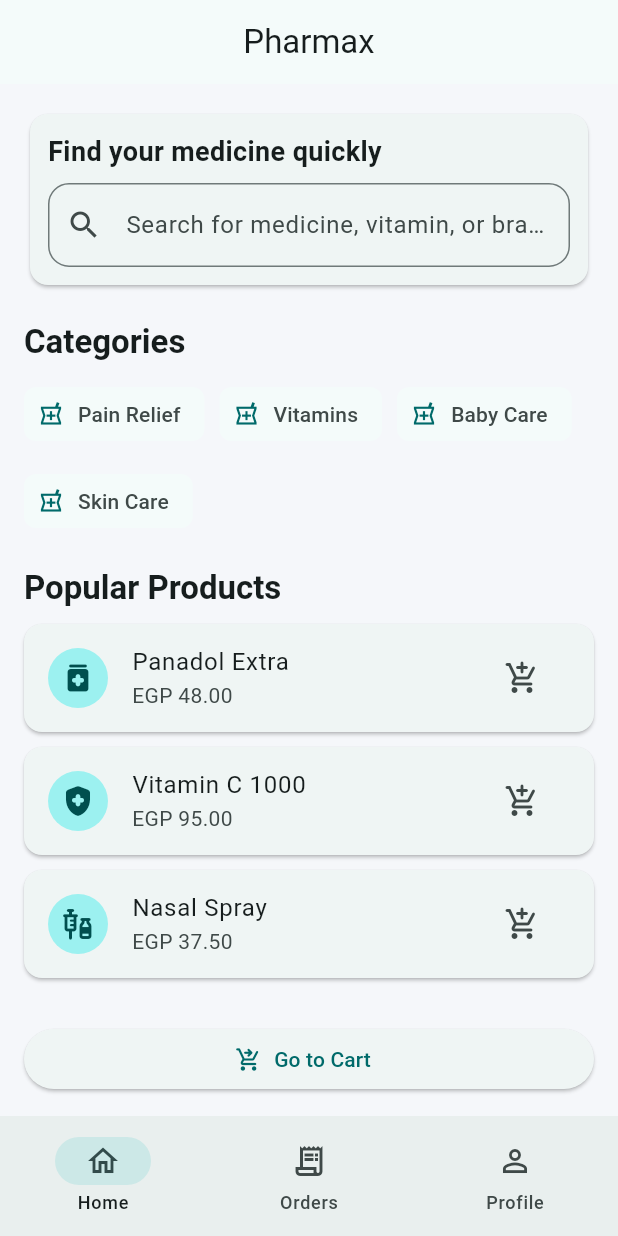
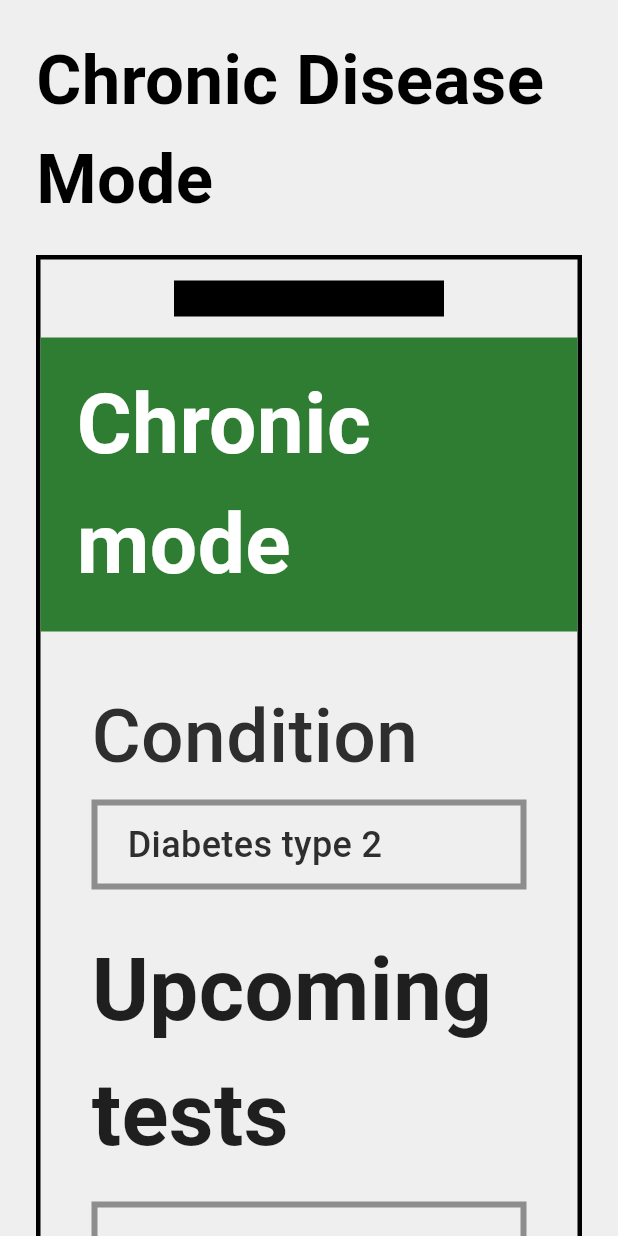
Before and after one commit to lekaareda/Pharmax, a Flutter app: the screen it shows after launch, on a phone screen of 412 x 824 dp. Run offline on Flutter 3.47's test engine with Material 3 defaults, Android fonts, the phone set to English and light mode, and no system bars.

Commit message:
Update UI to chronic disease mode screen

```diff
--- a/lib/main.dart
+++ b/lib/main.dart
@@ -13,158 +13,194 @@
       title: 'Pharmax',
       debugShowCheckedModeBanner: false,
       theme: ThemeData(
-        colorScheme: ColorScheme.fromSeed(seedColor: const Color(0xFF00A6A6)),
-        scaffoldBackgroundColor: const Color(0xFFF5F7FA),
-        useMaterial3: true,
+        scaffoldBackgroundColor: const Color(0xFFEFEFEF),
+        fontFamily: 'Roboto',
       ),
-      home: const HomeScreen(),
+      home: const ChronicDiseaseModeScreen(),
     );
   }
 }
 
-class HomeScreen extends StatelessWidget {
-  const HomeScreen({super.key});
-
-  static const _categories = [
-    'Pain Relief',
-    'Vitamins',
-    'Baby Care',
-    'Skin Care',
-  ];
-
-  static const _popular = [
-    _MedicineCardData('Panadol Extra', 'EGP 48.00', Icons.medication_rounded),
-    _MedicineCardData('Vitamin C 1000', 'EGP 95.00', Icons.health_and_safety_rounded),
-    _MedicineCardData('Nasal Spray', 'EGP 37.50', Icons.vaccines_rounded),
-  ];
+class ChronicDiseaseModeScreen extends StatelessWidget {
+  const ChronicDiseaseModeScreen({super.key});
 
   @override
   Widget build(BuildContext context) {
     return Scaffold(
-      appBar: AppBar(
-        title: const Text('Pharmax'),
-        centerTitle: true,
-      ),
-      body: ListView(
-        padding: const EdgeInsets.all(16),
-        children: [
-          const _SearchSection(),
-          const SizedBox(height: 20),
-          const _SectionTitle('Categories'),
-          const SizedBox(height: 10),
-          Wrap(
-            spacing: 10,
-            runSpacing: 10,
-            children: _categories
-                .map(
-                  (category) => Chip(
-                    label: Text(category),
-                    avatar: const Icon(Icons.local_pharmacy_outlined, size: 18),
-                    side: BorderSide.none,
-                  ),
-                )
-                .toList(),
-          ),
-          const SizedBox(height: 20),
-          const _SectionTitle('Popular Products'),
-          const SizedBox(height: 10),
-          ..._popular.map((item) => _MedicineCard(data: item)),
-          const SizedBox(height: 20),
-          ElevatedButton.icon(
-            onPressed: () {},
-            icon: const Icon(Icons.shopping_cart_checkout_rounded),
-            label: const Text('Go to Cart'),
-          ),
-        ],
-      ),
-      bottomNavigationBar: NavigationBar(
-        selectedIndex: 0,
-        destinations: const [
-          NavigationDestination(icon: Icon(Icons.home_outlined), label: 'Home'),
-          NavigationDestination(icon: Icon(Icons.receipt_long_outlined), label: 'Orders'),
-          NavigationDestination(icon: Icon(Icons.person_outline), label: 'Profile'),
-        ],
-      ),
-    );
-  }
-}
-
-class _SearchSection extends StatelessWidget {
-  const _SearchSection();
-
-  @override
-  Widget build(BuildContext context) {
-    return Card(
-      child: Padding(
-        padding: const EdgeInsets.all(12),
-        child: Column(
-          crossAxisAlignment: CrossAxisAlignment.start,
-          children: [
-            const Text(
-              'Find your medicine quickly',
-              style: TextStyle(fontSize: 18, fontWeight: FontWeight.w600),
-            ),
-            const SizedBox(height: 8),
-            TextField(
-              decoration: InputDecoration(
-                hintText: 'Search for medicine, vitamin, or brand',
-                prefixIcon: const Icon(Icons.search),
-                border: OutlineInputBorder(
-                  borderRadius: BorderRadius.circular(14),
+      body: SafeArea(
+        child: SingleChildScrollView(
+          child: Padding(
+            padding: const EdgeInsets.fromLTRB(24, 20, 24, 40),
+            child: Center(
+              child: ConstrainedBox(
+                constraints: const BoxConstraints(maxWidth: 760),
+                child: Column(
+                  crossAxisAlignment: CrossAxisAlignment.start,
+                  children: [
+                    const Text(
+                      'Chronic Disease Mode',
+                      style: TextStyle(
+                        fontSize: 46,
+                        fontWeight: FontWeight.w700,
+                        color: Colors.black,
+                      ),
+                    ),
+                    const SizedBox(height: 18),
+                    Container(
+                      width: double.infinity,
+                      decoration: BoxDecoration(
+                        border: Border.all(color: Colors.black, width: 3),
+                      ),
+                      child: Column(
+                        children: [
+                          const _PhoneNotch(),
+                          Container(
+                            width: double.infinity,
+                            color: const Color(0xFF2E7D32),
+                            padding: const EdgeInsets.symmetric(
+                              horizontal: 24,
+                              vertical: 18,
+                            ),
+                            child: const Text(
+                              'Chronic mode',
+                              style: TextStyle(
+                                color: Colors.white,
+                                fontSize: 56,
+                                fontWeight: FontWeight.w700,
+                              ),
+                            ),
+                          ),
+                          Padding(
+                            padding: const EdgeInsets.fromLTRB(34, 34, 34, 70),
+                            child: SizedBox(
+                              width: double.infinity,
+                              height: 1040,
+                              child: Column(
+                                crossAxisAlignment: CrossAxisAlignment.start,
+                                children: [
+                                  const Text('Condition', style: _labelTextStyle),
+                                  const SizedBox(height: 6),
+                                  Container(
+                                    width: double.infinity,
+                                    padding: const EdgeInsets.symmetric(
+                                      horizontal: 20,
+                                      vertical: 9,
+                                    ),
+                                    decoration: BoxDecoration(
+                                      border: Border.all(
+                                        color: const Color(0xFF8D8D8D),
+                                        width: 4,
+                                      ),
+                                    ),
+                                    child: const Text(
+                                      'Diabetes type 2',
+                                      style: _fieldTextStyle,
+                                    ),
+                                  ),
+                                  const SizedBox(height: 26),
+                                  const Text(
+                                    'Upcoming tests',
+                                    style: TextStyle(
+                                      color: Color(0xFF1F1F1F),
+                                      fontSize: 58,
+                                      fontWeight: FontWeight.w700,
+                                    ),
+                                  ),
+                                  const SizedBox(height: 16),
+                                  Container(
+                                    width: double.infinity,
+                                    padding: const EdgeInsets.symmetric(
+                                      horizontal: 20,
+                                      vertical: 14,
+                                    ),
+                                    decoration: BoxDecoration(
+                                      border: Border.all(
+                                        color: const Color(0xFF8D8D8D),
+                                        width: 4,
+                                      ),
+                                    ),
+                                    child: const Column(
+                                      crossAxisAlignment:
+                                          CrossAxisAlignment.start,
+                                      children: [
+                                        Text(
+                                          'HbA1c test  •  due 20 Feb 2026',
+                                          style: _fieldTextStyle,
+                                        ),
+                                        SizedBox(height: 10),
+                                        Text(
+                                          'Fasting glucose  •  weekly',
+                                          style: _fieldTextStyle,
+                                        ),
+                                      ],
+                                    ),
+                                  ),
+                                  const SizedBox(height: 34),
+                                  SizedBox(
+                                    width: double.infinity,
+                                    child: FilledButton(
+                                      style: FilledButton.styleFrom(
+                                        backgroundColor: const Color(0xFF2E7D32),
+                                        shape: const RoundedRectangleBorder(),
+                                        padding: const EdgeInsets.symmetric(
+                                          vertical: 18,
+                                        ),
+                                      ),
+                                      onPressed: () {},
+                                      child: const Text(
+                                        'Set reminders',
+                                        style: TextStyle(
+                                          color: Colors.white,
+                                          fontSize: 24,
+                                          fontWeight: FontWeight.w700,
+                                        ),
+                                      ),
+                                    ),
+                                  ),
+                                ],
+                              ),
+                            ),
+                          ),
+                        ],
+                      ),
+                    ),
+                  ],
                 ),
               ),
             ),
-          ],
+          ),
         ),
       ),
     );
   }
 }
 
-class _SectionTitle extends StatelessWidget {
-  const _SectionTitle(this.title);
-
-  final String title;
+class _PhoneNotch extends StatelessWidget {
+  const _PhoneNotch();
 
   @override
   Widget build(BuildContext context) {
-    return Text(
-      title,
-      style: Theme.of(context).textTheme.titleLarge?.copyWith(
-            fontWeight: FontWeight.bold,
-          ),
-    );
-  }
-}
-
-class _MedicineCard extends StatelessWidget {
-  const _MedicineCard({required this.data});
-
-  final _MedicineCardData data;
-
-  @override
-  Widget build(BuildContext context) {
-    return Card(
-      margin: const EdgeInsets.only(bottom: 10),
-      child: ListTile(
-        leading: CircleAvatar(
-          child: Icon(data.icon),
-        ),
-        title: Text(data.title),
-        subtitle: Text(data.price),
-        trailing: IconButton(
-          onPressed: () {},
-          icon: const Icon(Icons.add_shopping_cart_rounded),
+    return SizedBox(
+      height: 52,
+      child: Center(
+        child: Container(
+          width: 180,
+          height: 24,
+          color: Colors.black,
         ),
       ),
     );
   }
 }
 
-class _MedicineCardData {
-  const _MedicineCardData(this.title, this.price, this.icon);
+const _labelTextStyle = TextStyle(
+  color: Color(0xFF2E2E2E),
+  fontSize: 50,
+  fontWeight: FontWeight.w500,
+);
 
-  final String title;
-  final String price;
-  final IconData icon;
-}
+const _fieldTextStyle = TextStyle(
+  color: Color(0xFF2E2E2E),
+  fontSize: 24,
+  fontWeight: FontWeight.w500,
+);
```
Also changed, not shown: 1 other file.
